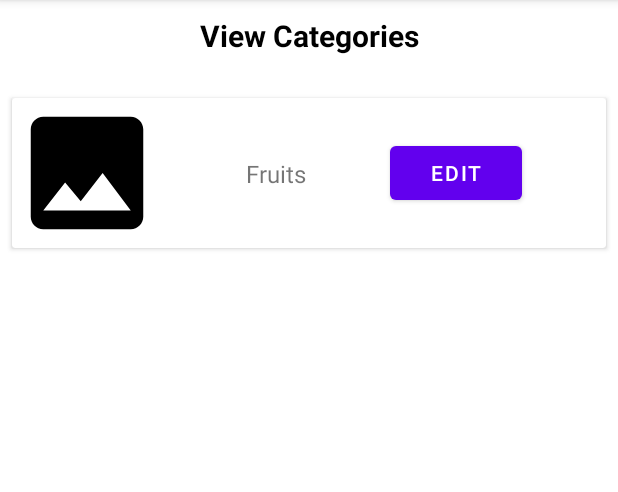
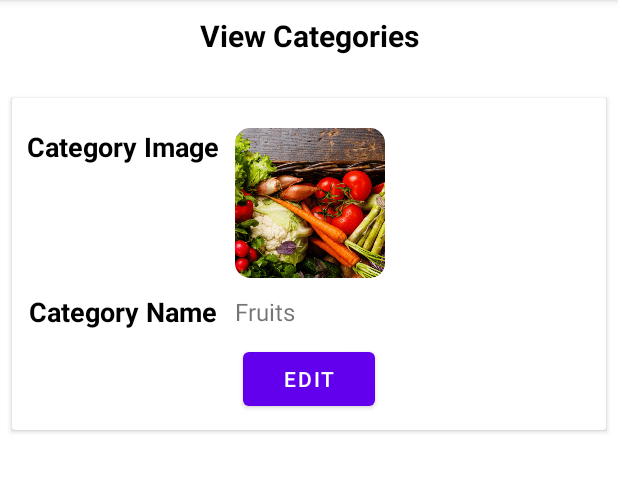
Before and after one commit to Jaya-supriya-somasani/GroceryApp-Hilt, an Android app: the ViewCategoriesFragment screen opened through its navigation route, on a phone screen of 412 x 824 dp, the part 84-576 px from its top. Run offline under Robolectric (Android 15) with nearby library versions, the phone set to English and light mode, and no system bars; our stand-ins replace data binding.

Commit message:
view categories ui changed

```diff
--- a/app/src/main/res/layout/item_categories.xml
+++ b/app/src/main/res/layout/item_categories.xml
@@ -2,49 +2,91 @@
 <layout>
 
 
-<androidx.constraintlayout.widget.ConstraintLayout
-    xmlns:android="http://schemas.android.com/apk/res/android"
+    <androidx.constraintlayout.widget.ConstraintLayout xmlns:android="http://schemas.android.com/apk/res/android"
+        xmlns:app="http://schemas.android.com/apk/res-auto"
         android:layout_width="match_parent"
-    android:layout_height="wrap_content"
-    xmlns:app="http://schemas.android.com/apk/res-auto">
+        android:layout_height="wrap_content">
+
         <androidx.cardview.widget.CardView
             android:layout_width="match_parent"
             android:layout_height="wrap_content"
-        app:layout_constraintTop_toTopOf="parent"
-        app:layout_constraintStart_toStartOf="parent"
             android:layout_margin="@dimen/dimen_small"
             app:layout_constraintBottom_toBottomOf="parent"
-        >
+            app:layout_constraintStart_toStartOf="parent"
+            app:layout_constraintTop_toTopOf="parent">
+
             <androidx.constraintlayout.widget.ConstraintLayout
                 android:layout_width="match_parent"
-            android:layout_height="match_parent">
-            <ImageView
+                android:layout_height="match_parent"
+                android:padding="@dimen/dimen_10">
+
+                <com.google.android.material.textview.MaterialTextView
+                    android:id="@+id/categoryImageTv"
+                    android:layout_width="wrap_content"
+                    android:layout_height="wrap_content"
+                    android:text="@string/category_image_tv"
+                    android:textColor="@color/black"
+                    android:textSize="18sp"
+                    android:textStyle="bold"
+                    android:layout_marginTop="@dimen/dimen_10"
+                    app:layout_constraintEnd_toStartOf="@id/barrier"
+                    app:layout_constraintStart_toStartOf="parent"
+                    app:layout_constraintTop_toTopOf="parent" />
+
+                <com.google.android.material.imageview.ShapeableImageView
                     android:id="@+id/imageVw"
                     android:layout_width="100dp"
                     android:layout_height="100dp"
-                android:src="@drawable/ic_baseline_image"
+                    android:layout_marginStart="@dimen/dimen_10"
+                    android:layout_marginTop="@dimen/dimen_10"
+                    android:scaleType="centerCrop"
+                    android:src="@drawable/fresh"
+                    app:layout_constraintStart_toEndOf="@id/barrier"
+                    app:layout_constraintTop_toTopOf="parent"
+                    app:shapeAppearanceOverlay="@style/RoundedSquare" />
+
+                <com.google.android.material.textview.MaterialTextView
+                    android:id="@+id/categoryLabelTv"
+                    android:layout_width="wrap_content"
+                    android:layout_height="wrap_content"
+                    android:layout_marginTop="@dimen/dimen_10"
+                    android:text="Category Name"
+                    android:textColor="@color/black"
+                    android:textSize="18sp"
+                    android:textStyle="bold"
+                    app:layout_constraintEnd_toStartOf="@id/barrier"
                     app:layout_constraintStart_toStartOf="parent"
-                app:layout_constraintTop_toTopOf="parent"
-                />
+                    app:layout_constraintTop_toBottomOf="@id/imageVw" />
+
                 <com.google.android.material.textview.MaterialTextView
                     android:id="@+id/categoryNameTv"
                     android:layout_width="wrap_content"
                     android:layout_height="wrap_content"
-                app:layout_constraintStart_toEndOf="@id/imageVw"
-                app:layout_constraintTop_toTopOf="@id/imageVw"
-                app:layout_constraintBottom_toBottomOf="@id/imageVw"
-                app:layout_constraintEnd_toStartOf="@id/editBtn"
+                    android:layout_marginStart="@dimen/dimen_10"
+                    android:text="Fruits"
+                    app:layout_constraintBottom_toBottomOf="@id/categoryLabelTv"
                     android:textSize="16sp"
-                android:text="Fruits"/>
+
+                    app:layout_constraintStart_toEndOf="@id/barrier"
+                    app:layout_constraintTop_toTopOf="@id/categoryLabelTv" />
+
                 <com.google.android.material.button.MaterialButton
                     android:id="@+id/editBtn"
                     android:layout_width="wrap_content"
                     android:layout_height="wrap_content"
-                app:layout_constraintStart_toEndOf="@id/categoryNameTv"
-                app:layout_constraintTop_toTopOf="@id/imageVw"
+                    android:layout_marginTop="@dimen/dimen_10"
+                    android:text="Edit"
+                    app:layout_constraintBottom_toBottomOf="parent"
                     app:layout_constraintEnd_toEndOf="parent"
-                app:layout_constraintBottom_toBottomOf="@id/imageVw"
-                android:text="Edit" />
+                    app:layout_constraintStart_toStartOf="parent"
+                    app:layout_constraintTop_toBottomOf="@id/categoryNameTv" />
+
+                <androidx.constraintlayout.widget.Barrier
+                    android:id="@+id/barrier"
+                    android:layout_width="wrap_content"
+                    android:layout_height="wrap_content"
+                    app:barrierDirection="end"
+                    app:constraint_referenced_ids="categoryImageTv,categoryLabelTv" />
             </androidx.constraintlayout.widget.ConstraintLayout>
 
         </androidx.cardview.widget.CardView>
--- a/app/src/main/res/values/strings.xml
+++ b/app/src/main/res/values/strings.xml
@@ -17,6 +17,7 @@
     <string name="product_mrp_tv">Product MRP :</string>
     <string name="product_price_tv">Product Price :</string>
     <string name="product_description_tv">Product Description :</string>
+    <string name="category_image_tv">Category Image</string>
 
 
 </resources>
```
Also changed, not shown: app/src/main/res/drawable/fruits.jpg (added). Lines whose indentation alone changed are shown as unchanged.
